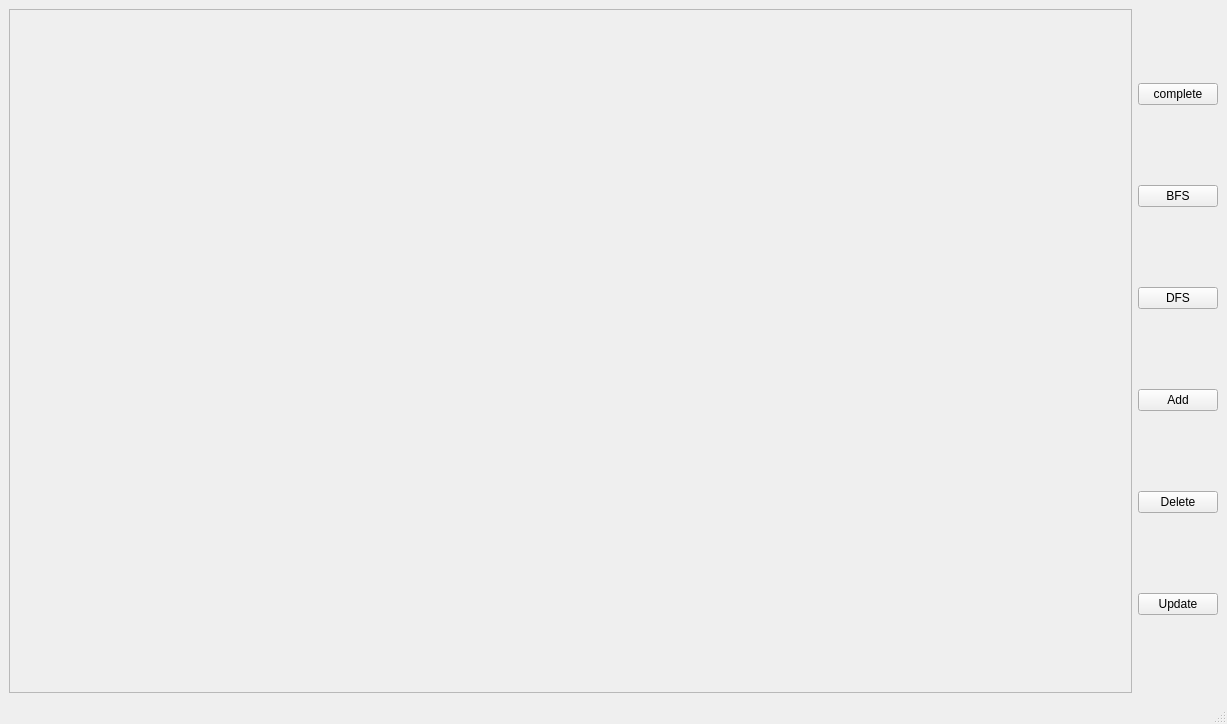
Qt form src/home.ui (Ahmedwahdan2003/GuideMe) before a commit.
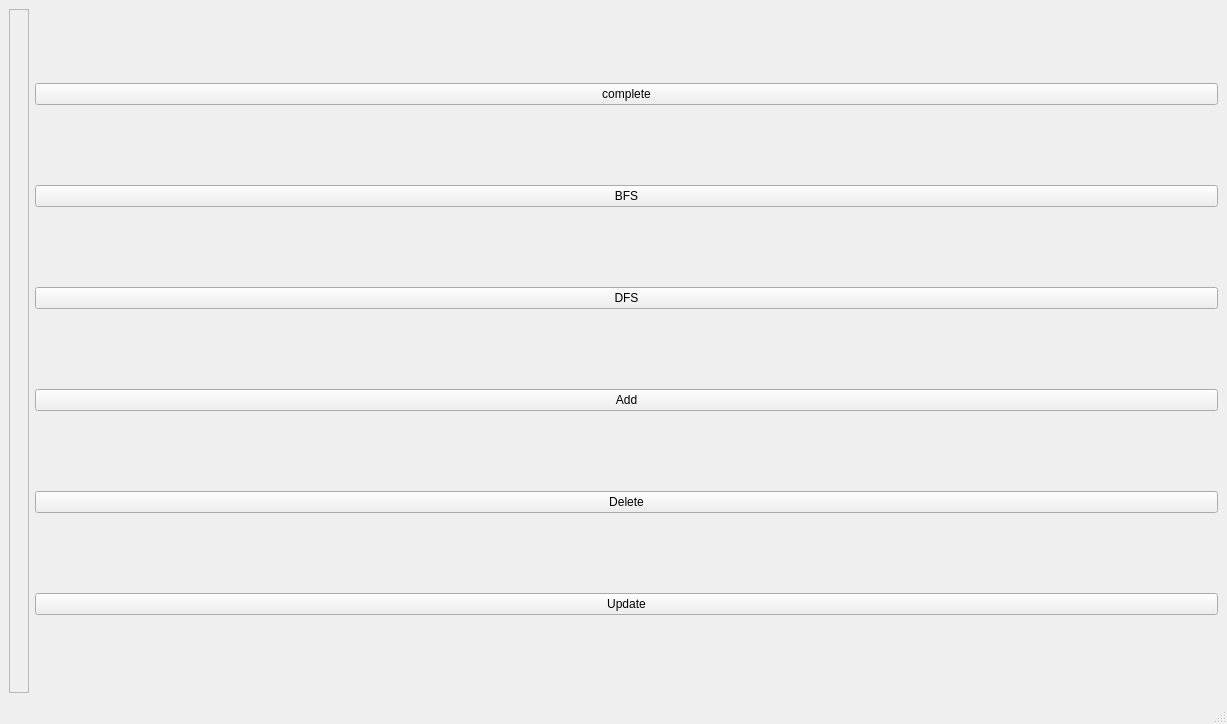
The same form after that commit.

Patch:
```diff
--- a/src/home.ui
+++ b/src/home.ui
@@ -23,21 +23,7 @@
       <property name="frameShadow">
        <enum>QFrame::Raised</enum>
       </property>
-      <layout class="QVBoxLayout" name="verticalLayout_2">
-       <item>
-        <spacer name="horizontalSpacer">
-         <property name="orientation">
-          <enum>Qt::Horizontal</enum>
-         </property>
-         <property name="sizeHint" stdset="0">
-          <size>
-           <width>0</width>
-           <height>0</height>
-          </size>
-         </property>
-        </spacer>
-       </item>
-      </layout>
+      <layout class="QVBoxLayout" name="verticalLayout_2"/>
      </widget>
     </item>
     <item>
@@ -77,6 +63,19 @@
         </property>
        </widget>
       </item>
+      <item>
+       <spacer name="horizontalSpacer">
+        <property name="orientation">
+         <enum>Qt::Horizontal</enum>
+        </property>
+        <property name="sizeHint" stdset="0">
+         <size>
+          <width>0</width>
+          <height>0</height>
+         </size>
+        </property>
+       </spacer>
+      </item>
       <item>
        <widget class="QPushButton" name="Update_btn">
         <property name="text">
```
